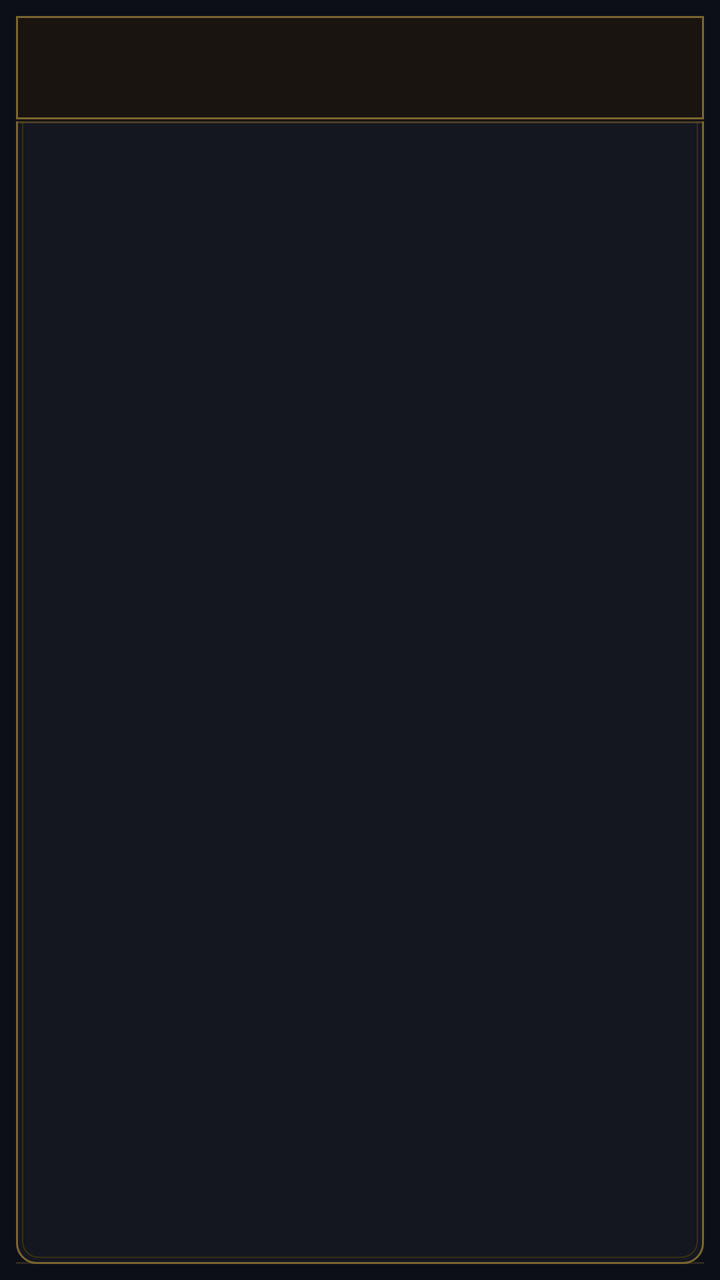
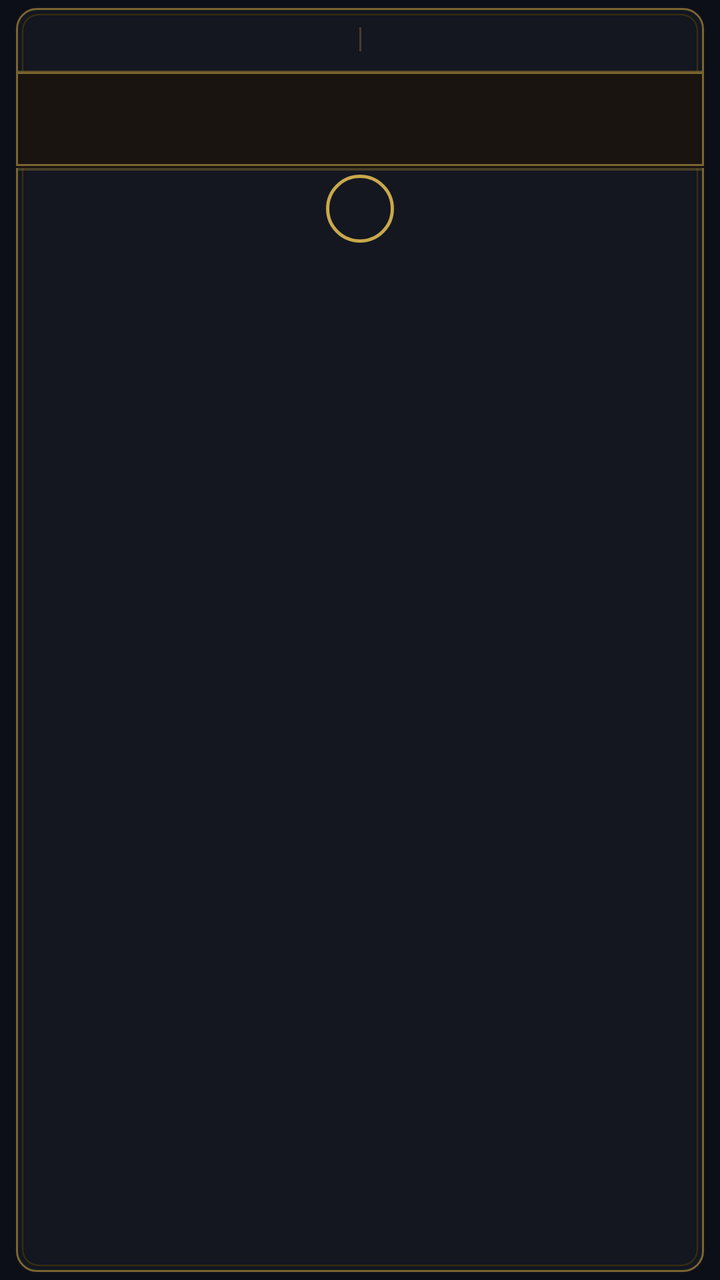

Compare the two renders of this Android layout. The source of the first and the diff that turns it into the second are given below.
<!-- AndroidManifest.xml: application theme Theme.QuranBuilder -->
<!-- res/layout/fragment_mushaf_page.xml -->
<?xml version="1.0" encoding="utf-8"?>
<FrameLayout
    xmlns:android="http://schemas.android.com/apk/res/android"
    android:layout_width="match_parent"
    android:layout_height="match_parent"
    android:background="@color/bg_primary">

    
    <LinearLayout
        android:layout_width="match_parent"
        android:layout_height="match_parent"
        android:orientation="vertical"
        android:layout_margin="8dp"
        android:background="@drawable/bg_mushaf_page_border">

        
        <FrameLayout
            android:layout_width="match_parent"
            android:layout_height="wrap_content"
            android:background="@drawable/bg_surah_header_band">

            <TextView
                android:id="@+id/tvMushafSurahHeader"
                android:layout_width="match_parent"
                android:layout_height="wrap_content"
                android:gravity="center"
                android:textColor="@color/gold_primary"
                android:textSize="18sp"
                android:fontFamily="serif"
                android:textStyle="bold"
                android:paddingVertical="14dp"
                android:paddingHorizontal="16dp" />
        </FrameLayout>

        
        <View
            android:layout_width="match_parent"
            android:layout_height="1dp"
            android:background="@color/gold_dim"
            android:alpha="0.5" />

        
        <TextView
            android:id="@+id/tvBismillah"
            android:layout_width="match_parent"
            android:layout_height="wrap_content"
            android:text="بِسْمِ اللَّهِ الرَّحْمَٰنِ الرَّحِيمِ"
            android:gravity="center"
            android:textColor="@color/gold_primary"
            android:textSize="20sp"
            android:fontFamily="serif"
            android:paddingTop="16dp"
            android:paddingBottom="4dp"
            android:visibility="gone" />

        
        <View
            android:id="@+id/bismillahDivider"
            android:layout_width="120dp"
            android:layout_height="1dp"
            android:layout_gravity="center_horizontal"
            android:background="@color/gold_dim"
            android:alpha="0.4"
            android:layout_marginBottom="8dp"
            android:visibility="gone" />

        
        <ScrollView
            android:layout_width="match_parent"
            android:layout_height="0dp"
            android:layout_weight="1"
            android:scrollbarThumbVertical="@color/gold_dim"
            android:fadingEdgeLength="16dp"
            android:requiresFadingEdge="vertical">

            <TextView
                android:id="@+id/tvMushafContent"
                android:layout_width="match_parent"
                android:layout_height="wrap_content"
                android:gravity="center"
                android:textColor="@color/text_primary"
                android:textSize="22sp"
                android:lineSpacingMultiplier="2.2"
                android:paddingHorizontal="20dp"
                android:paddingTop="12dp"
                android:paddingBottom="20dp"
                android:textAlignment="center"
                android:visibility="gone" />
        </ScrollView>

        
        <TextView
            android:id="@+id/tvMushafEmpty"
            android:layout_width="match_parent"
            android:layout_height="0dp"
            android:layout_weight="1"
            android:gravity="center"
            android:text="﴿ لم يُضَف نص لهذه السورة ﴾\n\nاذهب إلى تبويب الإضافة لبناء بياناتك"
            android:textColor="@color/text_secondary"
            android:textSize="15sp"
            android:lineSpacingMultiplier="1.8"
            android:visibility="gone" />

        
        <View
            android:layout_width="match_parent"
            android:layout_height="1dp"
            android:background="@color/gold_dim"
            android:alpha="0.3" />

    </LinearLayout>

    
    <ProgressBar
        android:id="@+id/mushafProgress"
        android:layout_width="wrap_content"
        android:layout_height="wrap_content"
        android:layout_gravity="center"
        android:visibility="gone" />

</FrameLayout>
<!-- resources referenced by this layout -->
<resources>
  <color name="bg_primary">#0D0F18</color>
  <color name="gold_dim">#7A6530</color>
  <color name="gold_primary">#C9A84C</color>
  <color name="text_primary">#EEE8D5</color>
  <color name="text_secondary">#8B8FA8</color>
  <!-- drawable bg_mushaf_page_border (drawable) -->
  <?xml version="1.0" encoding="utf-8"?>
  <layer-list xmlns:android="http://schemas.android.com/apk/res/android">
      
      <item>
          <shape android:shape="rectangle">
              <solid android:color="#141720" />
              <corners android:radius="10dp" />
          </shape>
      </item>
      
      <item android:left="0dp" android:top="0dp" android:right="0dp" android:bottom="0dp">
          <shape android:shape="rectangle">
              <stroke android:width="1dp" android:color="#7A6530" />
              <corners android:radius="10dp" />
          </shape>
      </item>
      
      <item android:left="3dp" android:top="3dp" android:right="3dp" android:bottom="3dp">
          <shape android:shape="rectangle">
              <stroke android:width="0.5dp" android:color="#3A3010" />
              <corners android:radius="8dp" />
          </shape>
      </item>
  </layer-list>
  <!-- drawable bg_surah_header_band (drawable) -->
  <?xml version="1.0" encoding="utf-8"?>
  <layer-list xmlns:android="http://schemas.android.com/apk/res/android">
      <item>
          <shape android:shape="rectangle">
              <solid android:color="#1A1410" />
          </shape>
      </item>
      <item android:bottom="1dp">
          <shape android:shape="rectangle">
              <stroke android:width="1dp" android:color="#7A6530" />
          </shape>
      </item>
  </layer-list>
  <style name="Theme.QuranBuilder" parent="Theme.MaterialComponents.DayNight.NoActionBar">
          <item name="colorPrimary">@color/gold_primary</item>
          <item name="colorPrimaryVariant">@color/gold_dim</item>
          <item name="colorOnPrimary">@color/bg_primary</item>
          <item name="colorSecondary">@color/green_accent</item>
          <item name="colorOnSecondary">@color/bg_primary</item>
          <item name="android:colorBackground">@color/bg_primary</item>
          <item name="colorSurface">@color/bg_surface</item>
          <item name="colorOnSurface">@color/text_primary</item>
          <item name="android:windowLightStatusBar">false</item>
          <item name="android:statusBarColor">@color/bg_surface</item>
          <item name="android:navigationBarColor">@color/bg_surface</item>
          <item name="android:textColorPrimary">@color/text_primary</item>
          <item name="android:textColorSecondary">@color/text_secondary</item>
          <item name="materialAlertDialogTheme">@style/ThemeOverlay.App.MaterialAlertDialog</item>
      </style>
  <color name="green_accent">#4ADE80</color>
  <color name="bg_surface">#141720</color>
  <style name="ThemeOverlay.App.MaterialAlertDialog" parent="ThemeOverlay.MaterialComponents.MaterialAlertDialog">
          <item name="android:background">@color/bg_card</item>
          <item name="colorOnSurface">@color/text_primary</item>
          <item name="buttonBarPositiveButtonStyle">@style/PositiveButtonStyle</item>
      </style>
  <color name="bg_card">#1A1E2E</color>
  <style name="PositiveButtonStyle" parent="Widget.MaterialComponents.Button.TextButton.Dialog">
          <item name="android:textColor">#EF4444</item>
      </style>
</resources>

<!-- the commit's change to res/layout/fragment_mushaf_page.xml (unified diff, before → after) -->
@@ -9,9 +9,58 @@
     <LinearLayout
         android:layout_width="match_parent"
         android:layout_height="match_parent"
+        android:layout_marginHorizontal="8dp"
+        android:layout_marginVertical="4dp"
         android:orientation="vertical"
-        android:layout_margin="8dp"
         android:background="@drawable/bg_mushaf_page_border">
+
+        
+        <LinearLayout
+            android:layout_width="match_parent"
+            android:layout_height="wrap_content"
+            android:orientation="horizontal"
+            android:layoutDirection="rtl"
+            android:gravity="center_vertical"
+            android:paddingHorizontal="14dp"
+            android:paddingVertical="9dp">
+
+            <TextView
+                android:id="@+id/tvJuzDisplay"
+                android:layout_width="0dp"
+                android:layout_height="wrap_content"
+                android:layout_weight="1"
+                android:textColor="#9A8040"
+                android:textSize="10sp"
+                android:fontFamily="serif"
+                android:gravity="end"
+                android:letterSpacing="0.04"
+                android:visibility="invisible" />
+
+            <View
+                android:layout_width="1dp"
+                android:layout_height="12dp"
+                android:layout_marginHorizontal="10dp"
+                android:background="#7A6530"
+                android:alpha="0.5" />
+
+            <TextView
+                android:id="@+id/tvSurahCorner"
+                android:layout_width="0dp"
+                android:layout_height="wrap_content"
+                android:layout_weight="1"
+                android:textColor="#9A8040"
+                android:textSize="10sp"
+                android:fontFamily="serif"
+                android:gravity="start"
+                android:letterSpacing="0.04" />
+        </LinearLayout>
+
+        
+        <View
+            android:layout_width="match_parent"
+            android:layout_height="0.5dp"
+            android:background="#7A6530"
+            android:alpha="0.7" />
 
         
         <FrameLayout
@@ -25,18 +74,19 @@
                 android:layout_height="wrap_content"
                 android:gravity="center"
                 android:textColor="@color/gold_primary"
-                android:textSize="18sp"
+                android:textSize="16sp"
                 android:fontFamily="serif"
                 android:textStyle="bold"
-                android:paddingVertical="14dp"
-                android:paddingHorizontal="16dp" />
+                android:paddingVertical="13dp"
+                android:paddingHorizontal="16dp"
+                android:letterSpacing="0.08" />
         </FrameLayout>
 
         
         <View
             android:layout_width="match_parent"
-            android:layout_height="1dp"
-            android:background="@color/gold_dim"
+            android:layout_height="0.5dp"
+            android:background="#7A6530"
             android:alpha="0.5" />
 
         
@@ -44,24 +94,24 @@
             android:id="@+id/tvBismillah"
             android:layout_width="match_parent"
             android:layout_height="wrap_content"
-            android:text="بِسْمِ اللَّهِ الرَّحْمَٰنِ الرَّحِيمِ"
+            android:text="بِسْمِ ٱللَّهِ ٱلرَّحْمَٰنِ ٱلرَّحِيمِ"
             android:gravity="center"
             android:textColor="@color/gold_primary"
-            android:textSize="20sp"
+            android:textSize="19sp"
             android:fontFamily="serif"
-            android:paddingTop="16dp"
-            android:paddingBottom="4dp"
+            android:paddingTop="14dp"
+            android:paddingBottom="6dp"
             android:visibility="gone" />
 
         
         <View
             android:id="@+id/bismillahDivider"
-            android:layout_width="120dp"
-            android:layout_height="1dp"
+            android:layout_width="90dp"
+            android:layout_height="0.5dp"
             android:layout_gravity="center_horizontal"
-            android:background="@color/gold_dim"
+            android:background="#C9A84C"
             android:alpha="0.4"
-            android:layout_marginBottom="8dp"
+            android:layout_marginBottom="6dp"
             android:visibility="gone" />
 
         
@@ -69,23 +119,25 @@
             android:layout_width="match_parent"
             android:layout_height="0dp"
             android:layout_weight="1"
+            android:fadingEdgeLength="20dp"
+            android:requiresFadingEdge="vertical"
             android:scrollbarThumbVertical="@color/gold_dim"
-            android:fadingEdgeLength="16dp"
-            android:requiresFadingEdge="vertical">
+            android:visibility="gone"
+            android:id="@+id/svMushafContent">
 
             <TextView
                 android:id="@+id/tvMushafContent"
                 android:layout_width="match_parent"
                 android:layout_height="wrap_content"
                 android:gravity="center"
+                android:textAlignment="center"
                 android:textColor="@color/text_primary"
-                android:textSize="22sp"
-                android:lineSpacingMultiplier="2.2"
-                android:paddingHorizontal="20dp"
-                android:paddingTop="12dp"
-                android:paddingBottom="20dp"
-                android:textAlignment="center"
-                android:visibility="gone" />
+                android:textSize="21sp"
+                android:lineSpacingMultiplier="2.1"
+                android:justificationMode="inter_word"
+                android:paddingHorizontal="18dp"
+                android:paddingTop="10dp"
+                android:paddingBottom="16dp" />
         </ScrollView>
 
         
@@ -95,18 +147,36 @@
             android:layout_height="0dp"
             android:layout_weight="1"
             android:gravity="center"
-            android:text="﴿ لم يُضَف نص لهذه السورة ﴾\n\nاذهب إلى تبويب الإضافة لبناء بياناتك"
+            android:text="﴿ لم يُضَف نص لهذه السورة ﴾\n\nاذهب إلى الإضافة لبناء بياناتك"
             android:textColor="@color/text_secondary"
-            android:textSize="15sp"
+            android:textSize="14sp"
             android:lineSpacingMultiplier="1.8"
             android:visibility="gone" />
 
         
         <View
             android:layout_width="match_parent"
-            android:layout_height="1dp"
-            android:background="@color/gold_dim"
-            android:alpha="0.3" />
+            android:layout_height="0.5dp"
+            android:background="#7A6530"
+            android:alpha="0.5" />
+
+        
+        <FrameLayout
+            android:layout_width="match_parent"
+            android:layout_height="38dp"
+            android:gravity="center">
+
+            <TextView
+                android:id="@+id/tvPageNumBottom"
+                android:layout_width="34dp"
+                android:layout_height="34dp"
+                android:layout_gravity="center"
+                android:gravity="center"
+                android:textColor="@color/gold_primary"
+                android:textSize="11sp"
+                android:fontFamily="serif"
+                android:background="@drawable/bg_page_num_mushaf" />
+        </FrameLayout>
 
     </LinearLayout>
 
<!-- resource entries referenced after the edit -->
@@ -30,6 +30,15 @@
           </shape>
       </item>
   </layer-list>
+  <!-- drawable bg_page_num_mushaf (drawable) -->
+  <?xml version="1.0" encoding="utf-8"?>
+  <shape xmlns:android="http://schemas.android.com/apk/res/android"
+      android:shape="oval">
+      <stroke
+          android:width="1.5dp"
+          android:color="#C9A84C" />
+      <solid android:color="#141720" />
+  </shape>
   <!-- drawable bg_surah_header_band (drawable) -->
   <?xml version="1.0" encoding="utf-8"?>
   <layer-list xmlns:android="http://schemas.android.com/apk/res/android">
